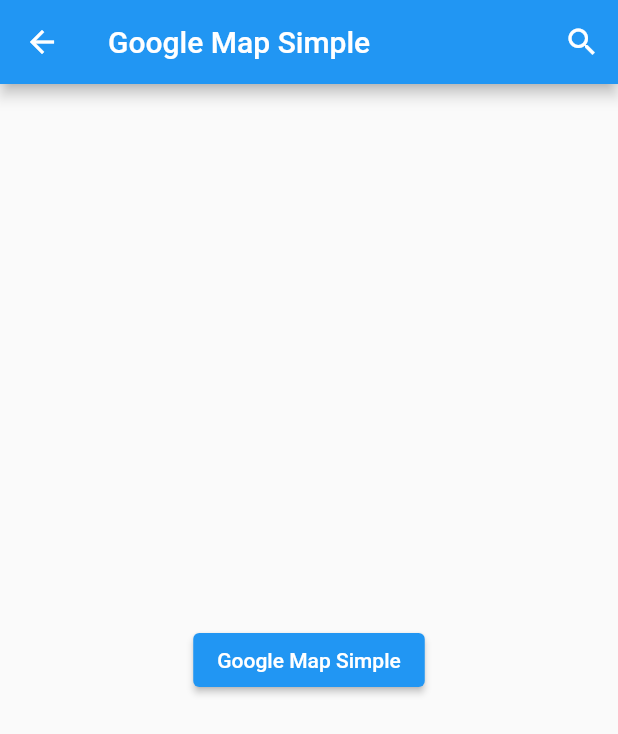
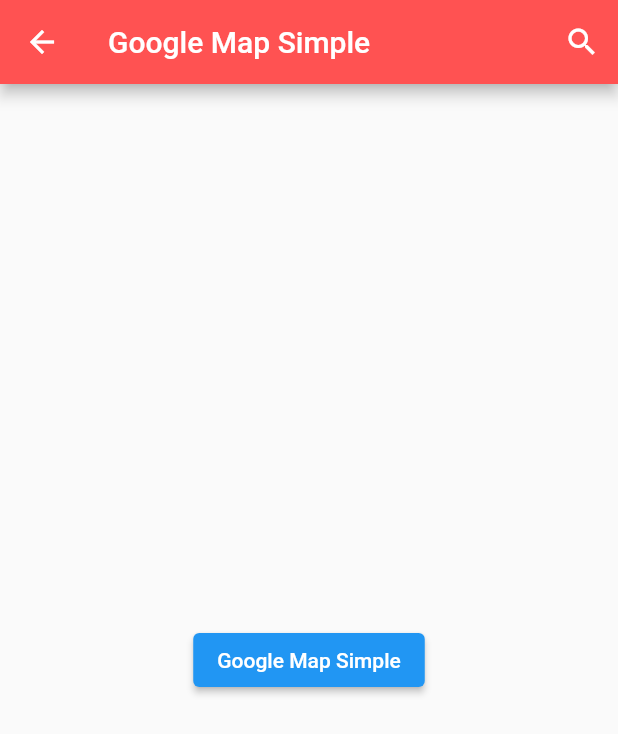
Before and after one commit to gagandeep1984/flutter_maps_demos, a Flutter app: the screen it shows after launch, after a tap on "Google Map Simple", on a phone screen of 412 x 824 dp. Shown: the top 734 px of the screen. Run offline on Flutter 3.47's test engine with Material 2 defaults, Android fonts, the phone set to English and light mode, and no system bars.

Commit message:
colors added for appbar; String changed to Record type for titles and colors

```diff
--- a/lib/home_screen.dart
+++ b/lib/home_screen.dart
@@ -15,13 +15,16 @@ class _HomeScreenState extends State<HomeScreen> {
         buildContext, MaterialPageRoute(builder: (buildContext) => clsname));
   }
 
-  static const String titleGoogleMapSimple = "Google Map Simple";
-  static const String titleGoogleMapCurrentLocation =
-      "Google Map with Current Location";
-  static const String titleGoogleMapSearchPlaces = "Google Map Search Places";
-  static const String titleGoogleMapNearbyPlaces = "Near By Places";
-  static const String titleGoogleMapPolylineBetween2Points =
-      "Polyline between 2 points";
+  static const (String, Color) googleMapSimple =
+      ("Google Map Simple", Colors.redAccent);
+  static const (String, Color) googleMapCurrentLocation =
+      ("Google Map with Current Location", Colors.blueAccent);
+  static const (String, Color) googleMapSearchPlaces =
+      ("Google Map Search Places", Colors.greenAccent);
+  static const (String, Color) googleMapNearbyPlaces =
+      ("Near By Places", Colors.purpleAccent);
+  static const (String, Color) googleMapPolylineBetween2Points =
+      ("Polyline between 2 points", Colors.orangeAccent);
 
   @override
   Widget build(BuildContext context) {
@@ -35,41 +38,70 @@ class _HomeScreenState extends State<HomeScreen> {
           child: Column(
             mainAxisAlignment: MainAxisAlignment.center,
             children: [
+              // Google Map Simple
               ElevatedButton(
                   onPressed: () => visitPage(
                       context,
-                      const NearByScreenPage(
-                        title: titleGoogleMapSimple,
+                      NearByScreenPage(
+                        title: googleMapSimple.$1,
+                        color: googleMapSimple.$2,
                       )),
-                  child: const Text(titleGoogleMapSimple)),
+                  style: ElevatedButton.styleFrom(
+                      backgroundColor: googleMapSimple.$2),
+                  child: Text(googleMapSimple.$1)),
               const SizedBox(height: 10),
+
+              // Google Map with Current Location
               ElevatedButton(
                   onPressed: () => visitPage(
                       context,
-                      const NearByScreenPage(
-                          title: titleGoogleMapCurrentLocation)),
-                  child: const Text(titleGoogleMapCurrentLocation)),
+                      NearByScreenPage(
+                        title: googleMapCurrentLocation.$1,
+                        color: googleMapCurrentLocation.$2,
+                      )),
+                  style: ElevatedButton.styleFrom(
+                      backgroundColor: googleMapCurrentLocation.$2),
+                  child: Text(googleMapCurrentLocation.$1)),
               const SizedBox(height: 10),
+
+              // Google Map Search Places
               ElevatedButton(
                   onPressed: () => visitPage(
                       context,
-                      const NearByScreenPage(
-                          title: titleGoogleMapSearchPlaces)),
-                  child: const Text(titleGoogleMapSearchPlaces)),
+                      NearByScreenPage(
+                        title: googleMapSearchPlaces.$1,
+                        color: googleMapSearchPlaces.$2,
+                      )),
+                  style: ElevatedButton.styleFrom(
+                      backgroundColor: googleMapSearchPlaces.$2),
+                  child: Text(googleMapSearchPlaces.$1)),
               const SizedBox(height: 10),
+
+              // Google Map Near By Places
               ElevatedButton(
                   onPressed: () => visitPage(
                       context,
-                      const NearByScreenPage(
-                          title: titleGoogleMapNearbyPlaces)),
-                  child: const Text(titleGoogleMapNearbyPlaces)),
+                      NearByScreenPage(
+                        title: googleMapNearbyPlaces.$1,
+                        color: googleMapNearbyPlaces.$2,
+                      )),
+                  style: ElevatedButton.styleFrom(
+                      backgroundColor: googleMapNearbyPlaces.$2),
+                  child: Text(googleMapNearbyPlaces.$1)),
               const SizedBox(height: 10),
+
+              // Google Map Polyline between 2 points
               ElevatedButton(
-                  onPressed: () => visitPage(
-                      context,
-                      const NearByScreenPage(
-                          title: titleGoogleMapPolylineBetween2Points)),
-                  child: const Text(titleGoogleMapPolylineBetween2Points)),
+                onPressed: () => visitPage(
+                    context,
+                    NearByScreenPage(
+                      title: googleMapPolylineBetween2Points.$1,
+                      color: googleMapPolylineBetween2Points.$2,
+                    )),
+                style: ElevatedButton.styleFrom(
+                    backgroundColor: googleMapPolylineBetween2Points.$2),
+                child: Text(googleMapPolylineBetween2Points.$1),
+              ),
             ],
           )),
     );
--- a/lib/screens/nearby_places_screen4.dart
+++ b/lib/screens/nearby_places_screen4.dart
@@ -3,8 +3,10 @@ import 'package:flutter/material.dart';
 class NearByScreenPage extends StatefulWidget {
   // const HomeScreen({Key? key}) : super(key: key);
   // const NearByScreenPage(String title, {super.key});
-  const NearByScreenPage({required this.title, Key? key}) : super(key: key);
+  const NearByScreenPage({required this.title, required this.color, Key? key})
+      : super(key: key);
   final String title;
+  final Color color;
 
   @override
   State<NearByScreenPage> createState() => _NearByScreenPageState();
@@ -18,6 +20,7 @@ class _NearByScreenPageState extends State<NearByScreenPage> {
     return Scaffold(
         appBar: AppBar(
           title: Text(widget.title),
+          backgroundColor: widget.color,
           actions: [
             IconButton(
               icon: const Icon(Icons.search),
```
